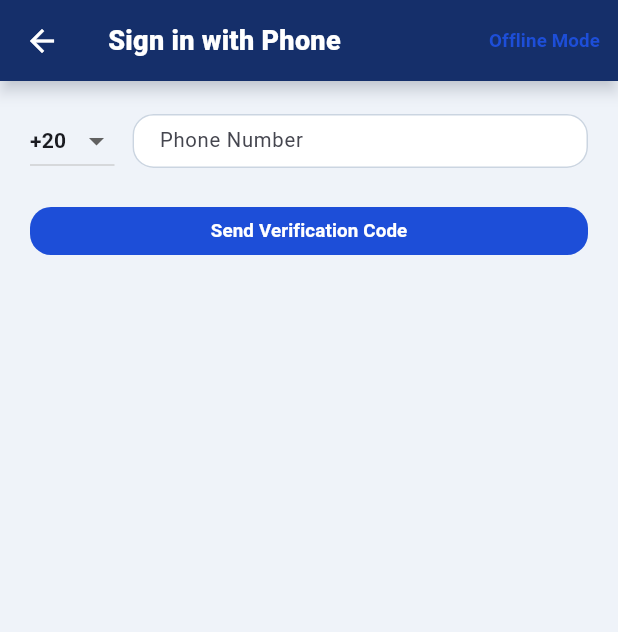
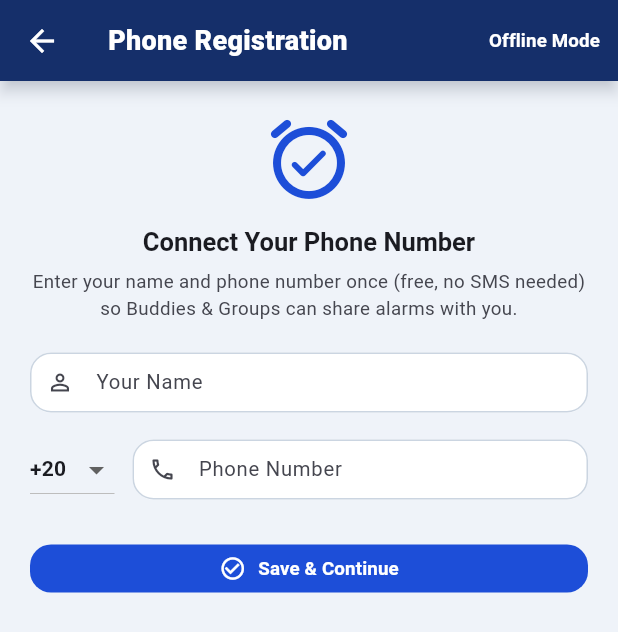
Before and after one commit to u3mnaiem-hub/galarm-enhanced, a Flutter app: the PhoneAuthScreen screen opened directly, on a phone screen of 412 x 824 dp. Shown: the top 632 px of the screen. Run offline on Flutter 3.47's test engine with Material 3 defaults, Android fonts, the phone set to English and light mode, and no system bars; our stand-ins replace audioplayers, cloud_firestore, connectivity_plus, drift, file_picker, firebase_auth and 7 more; accounts and stored records are empty; generated files the repository leaves out were written again.

Commit message:
U3m Alarm v1.3.3+4: 100% free instant Phone Registration (no SMS/Blaze billing) with Firebase Anonymous Auth + Firestore + FCM

```diff
--- a/lib/main.dart
+++ b/lib/main.dart
@@ -39,7 +39,7 @@ Future<void> main() async {
   final savedLocaleCode = prefs.getString('locale_code');
   final savedThemeStr = prefs.getString('theme_mode');
 
-  String initialUid = 'local_user';
+  String initialUid = prefs.getString('user_uid') ?? 'local_user';
   String initialName = prefs.getString('user_name') ?? 'Me';
   String initialPhone = prefs.getString('user_phone') ?? '';
 
--- a/lib/presentation/screens/phone_auth_screen.dart
+++ b/lib/presentation/screens/phone_auth_screen.dart
@@ -10,6 +10,9 @@ import '../../data/remote/firestore_service.dart';
 import '../../domain/entities/alarm.dart';
 import '../providers/app_providers.dart';
 
+/// Free, instant phone-number registration (no SMS / Blaze billing required).
+/// Authenticates anonymously with Firebase (when enabled) and saves the user's
+/// normalized phone number + display name + FCM token in Firestore.
 class PhoneAuthScreen extends ConsumerStatefulWidget {
   final VoidCallback onAuthenticated;
   const PhoneAuthScreen({super.key, required this.onAuthenticated});
@@ -21,20 +24,16 @@ class PhoneAuthScreen extends ConsumerStatefulWidget {
 class _PhoneAuthScreenState extends ConsumerState<PhoneAuthScreen> {
   String _countryCode = '+20';
   final _phoneCtrl = TextEditingController();
-  final _otpCtrl = TextEditingController();
   final _nameCtrl = TextEditingController();
 
-  String? _verificationId;
   bool _loading = false;
-  bool _needsProfile = false;
   String? _error;
 
-  static const _countryCodes = ['+20', '+966', '+971', '+1', '+44', '+49'];
+  static const _countryCodes = ['+20', '+966', '+971', '+965', '+974', '+1', '+44', '+49'];
 
   @override
   void dispose() {
     _phoneCtrl.dispose();
-    _otpCtrl.dispose();
     _nameCtrl.dispose();
     super.dispose();
   }
@@ -55,131 +54,37 @@ class _PhoneAuthScreenState extends ConsumerState<PhoneAuthScreen> {
     return n;
   }
 
-  String _authErrorMessage(FirebaseAuthException e) {
-    switch (e.code) {
-      case 'invalid-phone-number':
-        return context.tr('The phone number is not valid. Check the country code and number.',
-            'رقم الهاتف غير صالح. تأكد من مفتاح الدولة والرقم.');
-      case 'too-many-requests':
-        return context.tr('Too many attempts. Please try again later.',
-            'محاولات كثيرة. حاول مرة أخرى لاحقاً.');
-      case 'quota-exceeded':
-        return context.tr('SMS quota exceeded. Please try again later.',
-            'تم تجاوز حد الرسائل. حاول لاحقاً.');
-      case 'network-request-failed':
-        return context.tr('No internet connection.', 'لا يوجد اتصال بالإنترنت.');
-      case 'app-not-authorized':
-      case 'missing-client-identifier':
-      case 'invalid-app-credential':
-      case 'captcha-check-failed':
-      case 'operation-not-allowed':
-        return context.tr(
-            'Phone sign-in is not configured for this app build (Firebase SHA keys / phone provider). Use Offline Mode for now.',
-            'تسجيل الدخول بالهاتف غير مُعدّ لهذه النسخة (بصمات SHA أو تفعيل الدخول بالهاتف في فايربيز). استخدم الوضع بدون إنترنت حالياً.');
-      default:
-        return context.tr('Verification failed', 'فشل التحقق') +
-            (e.message != null ? ': ${e.message}' : '');
+  Future<void> _registerAndContinue() async {
+    final name = _nameCtrl.text.trim();
+    final local = _normalizedLocalNumber();
+
+    if (name.isEmpty) {
+      setState(() {
+        _error = context.tr(
+          'Please enter your name.',
+          'يرجى إدخال اسمك.',
+        );
+      });
+      return;
     }
+    if (local.length < 6) {
+      setState(() {
+        _error = context.tr(
+          'Please enter a valid phone number.',
+          'يرجى إدخال رقم هاتف صحيح.',
+        );
+      });
+      return;
     }
 
-  Future<void> _sendOtp() async {
     setState(() {
       _loading = true;
       _error = null;
     });
-    if (Firebase.apps.isEmpty) {
-      setState(() {
-        _error = context.tr(
-            'Firebase is not configured in this build (google-services.json is missing). You can continue in Offline Mode.',
-            'فايربيز غير مُعدّ في هذه النسخة (ملف google-services.json غير موجود). يمكنك المتابعة بدون إنترنت.');
-        _loading = false;
-      });
-      return;
-    }
-    final local = _normalizedLocalNumber();
-    if (local.length < 6) {
-      setState(() {
-        _error = context.tr('Enter a valid phone number.', 'أدخل رقم هاتف صحيحاً.');
-        _loading = false;
-      });
-      return;
-    }
-    final fullPhone = '$_countryCode$local';
+
     try {
-      await FirebaseAuth.instance.verifyPhoneNumber(
-        phoneNumber: fullPhone,
-        verificationCompleted: (cred) async {
-          await FirebaseAuth.instance.signInWithCredential(cred);
-          if (mounted) setState(() => _needsProfile = true);
-        },
-        verificationFailed: (e) {
-          if (mounted) {
-            setState(() {
-              _error = _authErrorMessage(e);
-              _loading = false;
-            });
-          }
-        },
-        codeSent: (verId, _) {
-          if (mounted) {
-            setState(() {
-              _verificationId = verId;
-              _loading = false;
-            });
-          }
-        },
-        codeAutoRetrievalTimeout: (verId) {
-          _verificationId = verId;
-        },
-      );
-    } catch (e) {
-      if (!mounted) return;
-      setState(() {
-        _error = context.tr('Could not send the code. Please try again.', 'تعذر إرسال الرمز. حاول مرة أخرى.');
-        _loading = false;
-      });
-    }
-  }
-
-  Future<void> _verifyOtp() async {
-    if (_verificationId == null) return;
-    setState(() {
-      _loading = true;
-      _error = null;
-    });
-    try {
-      final cred = PhoneAuthProvider.credential(
-        verificationId: _verificationId!,
-        smsCode: _otpCtrl.text.trim(),
-      );
-      await FirebaseAuth.instance.signInWithCredential(cred);
-      setState(() {
-        _needsProfile = true;
-        _loading = false;
-      });
-    } catch (e) {
-      setState(() {
-        _error = context.tr('Invalid or expired code.', 'الرمز غير صحيح أو منتهي.');
-        _loading = false;
-      });
-    }
-  }
-
-  Future<void> _saveProfileAndContinue() async {
-    final user = FirebaseAuth.instance.currentUser;
-    final uid = user?.uid ?? 'local_user';
-    final displayName = _nameCtrl.text.trim().isEmpty
-        ? context.tr('User', 'مستخدم')
-        : _nameCtrl.text.trim();
-    var tzId = 'Africa/Cairo';
-    try {
-      tzId = await FlutterTimezone.getLocalTimezone();
-    } catch (_) {}
-
-    final normalizedPhone = user?.phoneNumber?.isNotEmpty == true
-        ? FirestoreService.normalizePhoneNumber(user!.phoneNumber!)
-        : FirestoreService.normalizePhoneNumber(
-            '$_countryCode${_normalizedLocalNumber()}',
+      final normalizedPhone = FirestoreService.normalizePhoneNumber(
+        '$_countryCode$local',
         defaultCountryCode: _countryCode,
       );
       final phoneHash = FirestoreService.hashPhoneNumber(
@@ -187,23 +92,49 @@ class _PhoneAuthScreenState extends ConsumerState<PhoneAuthScreen> {
         defaultCountryCode: _countryCode,
       );
 
+      var tzId = 'Africa/Cairo';
+      try {
+        tzId = await FlutterTimezone.getLocalTimezone();
+      } catch (_) {}
+
+      // Try Firebase Anonymous Auth first (free on Spark plan).
+      // If Anonymous Auth is not enabled in Firebase Console, fall back cleanly
+      // to a deterministic phone-based UID so Firestore & FCM still work immediately.
+      String uid = 'u_${phoneHash.substring(0, 20)}';
+      if (Firebase.apps.isNotEmpty) {
+        try {
+          final existing = FirebaseAuth.instance.currentUser;
+          if (existing != null) {
+            uid = existing.uid;
+          } else {
+            final cred = await FirebaseAuth.instance.signInAnonymously();
+            if (cred.user != null) {
+              uid = cred.user!.uid;
+            }
+          }
+        } catch (_) {
+          // Keep deterministic phone-based uid — works seamlessly with Firestore test mode
+        }
+      }
+
       ref.read(currentUserIdProvider.notifier).state = uid;
-    ref.read(currentUserNameProvider.notifier).state = displayName;
+      ref.read(currentUserNameProvider.notifier).state = name;
       ref.read(currentUserPhoneProvider.notifier).state = normalizedPhone;
 
       final prefs = await SharedPreferences.getInstance();
-    await prefs.setString('user_name', displayName);
+      await prefs.setString('user_uid', uid);
+      await prefs.setString('user_name', name);
       await prefs.setString('user_phone', normalizedPhone);
       await prefs.setBool('seen_phone_auth', true);
 
       final fs = ref.read(firestoreServiceProvider);
-    if (fs != null && user != null) {
+      if (fs != null) {
         await fs.upsertUserProfile(
           UserProfile(
             uid: uid,
             phoneNumber: normalizedPhone,
             phoneHash: phoneHash,
-          displayName: displayName,
+            displayName: name,
             timezoneId: tzId,
           ),
         );
@@ -214,34 +145,97 @@ class _PhoneAuthScreenState extends ConsumerState<PhoneAuthScreen> {
           repo: ref.read(alarmRepositoryProvider),
         );
       }
+
+      if (mounted) {
         widget.onAuthenticated();
+      }
+    } catch (e) {
+      if (mounted) {
+        setState(() {
+          _loading = false;
+          _error = context.tr(
+            'Could not connect right now ($e). Check your internet or tap Offline Mode.',
+            'تعذر الاتصال حالياً ($e). تأكد من الإنترنت أو اضغط بدون إنترنت.',
+          );
+        });
+      }
+    }
   }
 
   @override
   Widget build(BuildContext context) {
+    final cs = Theme.of(context).colorScheme;
     return Scaffold(
       appBar: AppBar(
-        title: Text(context.tr('Sign in with Phone', 'تسجيل الدخول برقم الهاتف')),
+        title: Text(context.tr('Phone Registration', 'تسجيل رقم الهاتف')),
         actions: [
           TextButton(
-            onPressed: widget.onAuthenticated,
-            child: Text(context.tr('Offline Mode', 'بدون إنترنت')),
+            onPressed: _loading ? null : widget.onAuthenticated,
+            child: Text(
+              context.tr('Offline Mode', 'بدون إنترنت'),
+              style: const TextStyle(color: Colors.white),
+            ),
           ),
         ],
       ),
       body: SafeArea(
         child: ListView(
-          padding: const EdgeInsets.fromLTRB(20, 16, 20, 32),
+          padding: const EdgeInsets.fromLTRB(20, 20, 20, 32),
           children: [
+            Icon(
+              Icons.alarm_on_rounded,
+              size: 64,
+              color: cs.primary,
+            ),
+            const SizedBox(height: 12),
+            Text(
+              context.tr(
+                'Connect Your Phone Number',
+                'ربط رقم هاتفك بتطبيق منبه U3m',
+              ),
+              textAlign: TextAlign.center,
+              style: Theme.of(context).textTheme.headlineSmall,
+            ),
+            const SizedBox(height: 6),
+            Text(
+              context.tr(
+                'Enter your name and phone number once (free, no SMS needed) so Buddies & Groups can share alarms with you.',
+                'أدخل اسمك ورقم هاتفك مرة واحدة (مجاناً بدون رسائل SMS) ليتمكن الأصدقاء والمجموعات من مشاركة المنبهات معك.',
+              ),
+              textAlign: TextAlign.center,
+              style: TextStyle(
+                fontSize: 12.5,
+                color: cs.onSurfaceVariant,
+              ),
+            ),
+            const SizedBox(height: 20),
             if (_error != null)
-            Padding(
-              padding: const EdgeInsets.only(bottom: 12),
+              Container(
+                margin: const EdgeInsets.only(bottom: 14),
+                padding: const EdgeInsets.all(12),
+                decoration: BoxDecoration(
+                  color: Colors.red.withOpacity(0.12),
+                  borderRadius: BorderRadius.circular(12),
+                  border: Border.all(color: Colors.red.withOpacity(0.45)),
+                ),
                 child: Text(
                   _error!,
-                style: TextStyle(color: Theme.of(context).colorScheme.error),
+                  style: const TextStyle(
+                    color: Colors.red,
+                    fontWeight: FontWeight.w600,
+                    fontSize: 12.5,
                   ),
                 ),
-          if (!_needsProfile) ...[
+              ),
+            TextField(
+              controller: _nameCtrl,
+              textInputAction: TextInputAction.next,
+              decoration: InputDecoration(
+                labelText: context.tr('Your Name', 'الاسم'),
+                prefixIcon: const Icon(Icons.person_outline),
+              ),
+            ),
+            const SizedBox(height: 14),
             Row(
               children: [
                 DropdownButton<String>(
@@ -249,7 +243,9 @@ class _PhoneAuthScreenState extends ConsumerState<PhoneAuthScreen> {
                   items: _countryCodes
                       .map((c) => DropdownMenuItem(value: c, child: Text(c)))
                       .toList(),
-                  onChanged: (v) {
+                  onChanged: _loading
+                      ? null
+                      : (v) {
                           if (v != null) setState(() => _countryCode = v);
                         },
                 ),
@@ -259,48 +255,38 @@ class _PhoneAuthScreenState extends ConsumerState<PhoneAuthScreen> {
                     controller: _phoneCtrl,
                     keyboardType: TextInputType.phone,
                     textDirection: TextDirection.ltr,
+                    textInputAction: TextInputAction.done,
+                    onSubmitted: (_) => _loading ? null : _registerAndContinue(),
                     decoration: InputDecoration(
                       labelText: context.tr('Phone Number', 'رقم الهاتف'),
-                      border: const OutlineInputBorder(),
+                      prefixIcon: const Icon(Icons.phone_outlined),
                     ),
                   ),
                 ),
               ],
             ),
-            const SizedBox(height: 16),
-            if (_verificationId != null) ...[
-              TextField(
-                controller: _otpCtrl,
-                keyboardType: TextInputType.number,
-                decoration: InputDecoration(
-                  labelText: context.tr('SMS Verification Code', 'رمز التحقق عبر SMS'),
-                  border: const OutlineInputBorder(),
+            const SizedBox(height: 22),
+            FilledButton.icon(
+              style: FilledButton.styleFrom(
+                padding: const EdgeInsets.symmetric(vertical: 14),
+              ),
+              onPressed: _loading ? null : _registerAndContinue,
+              icon: _loading
+                  ? const SizedBox(
+                      width: 18,
+                      height: 18,
+                      child: CircularProgressIndicator(
+                        strokeWidth: 2,
+                        color: Colors.white,
+                      ),
+                    )
+                  : const Icon(Icons.check_circle_outline),
+              label: Text(
+                _loading
+                    ? context.tr('Connecting...', 'جاري الاتصال...')
+                    : context.tr('Save & Continue', 'تسجيل ومتابعة'),
               ),
             ),
-              const SizedBox(height: 16),
-              FilledButton(
-                onPressed: _loading ? null : _verifyOtp,
-                child: Text(context.tr('Verify & Continue', 'تأكيد ومتابعة')),
-              ),
-            ] else
-              FilledButton(
-                onPressed: _loading ? null : _sendOtp,
-                child: Text(context.tr('Send Verification Code', 'إرسال رمز التحقق')),
-              ),
-          ] else ...[
-            TextField(
-              controller: _nameCtrl,
-              decoration: InputDecoration(
-                labelText: context.tr('Display Name', 'الاسم المعروض'),
-                border: const OutlineInputBorder(),
-              ),
-            ),
-            const SizedBox(height: 16),
-            FilledButton(
-              onPressed: _saveProfileAndContinue,
-              child: Text(context.tr('Complete Profile', 'إكمال الملف الشخصي')),
-            ),
-          ],
           ],
         ),
       ),
--- a/lib/presentation/screens/settings_tab.dart
+++ b/lib/presentation/screens/settings_tab.dart
@@ -381,10 +381,13 @@ class _SettingsTabState extends ConsumerState<SettingsTab> {
               trailing: isSignedIn
                   ? TextButton(
                       onPressed: () async {
-                        await FirebaseAuth.instance.signOut();
+                        try {
+                          await FirebaseAuth.instance.signOut();
+                        } catch (_) {}
                         ref.read(currentUserIdProvider.notifier).state = 'local_user';
                         ref.read(currentUserPhoneProvider.notifier).state = '';
                         final prefs = await SharedPreferences.getInstance();
+                        await prefs.remove('user_uid');
                         await prefs.remove('user_phone');
                       },
                       child: Text(context.tr('Sign out', 'خروج')),
--- a/pubspec.yaml
+++ b/pubspec.yaml
@@ -1,7 +1,7 @@
 name: galarm_enhanced
 description: G-Alarm Enhanced (PulseRing) - Social Alarm Clock, Group Events & Reminders.
 publish_to: "none"
-version: 1.3.2+3
+version: 1.3.3+4
 
 environment:
   sdk: ">=3.3.0 <4.0.0"
```
Lines whose indentation alone changed are shown as unchanged.
